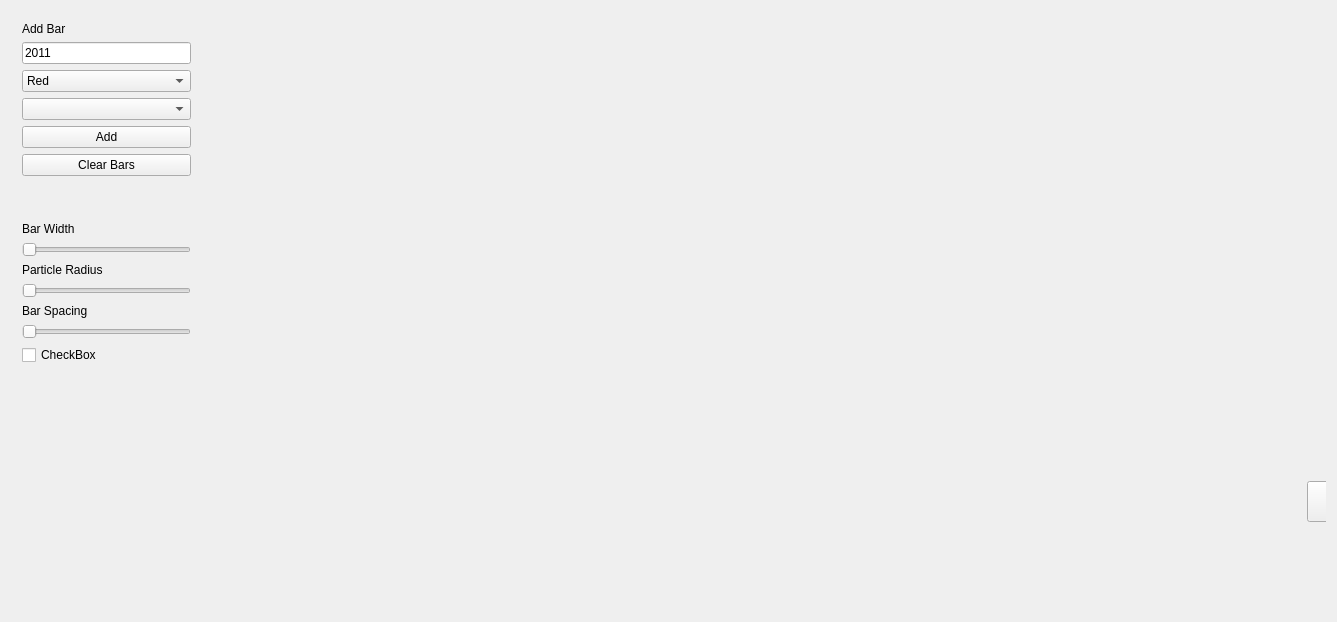
Qt form talespin/mainwindow.ui (kayson/talespin) before a commit.
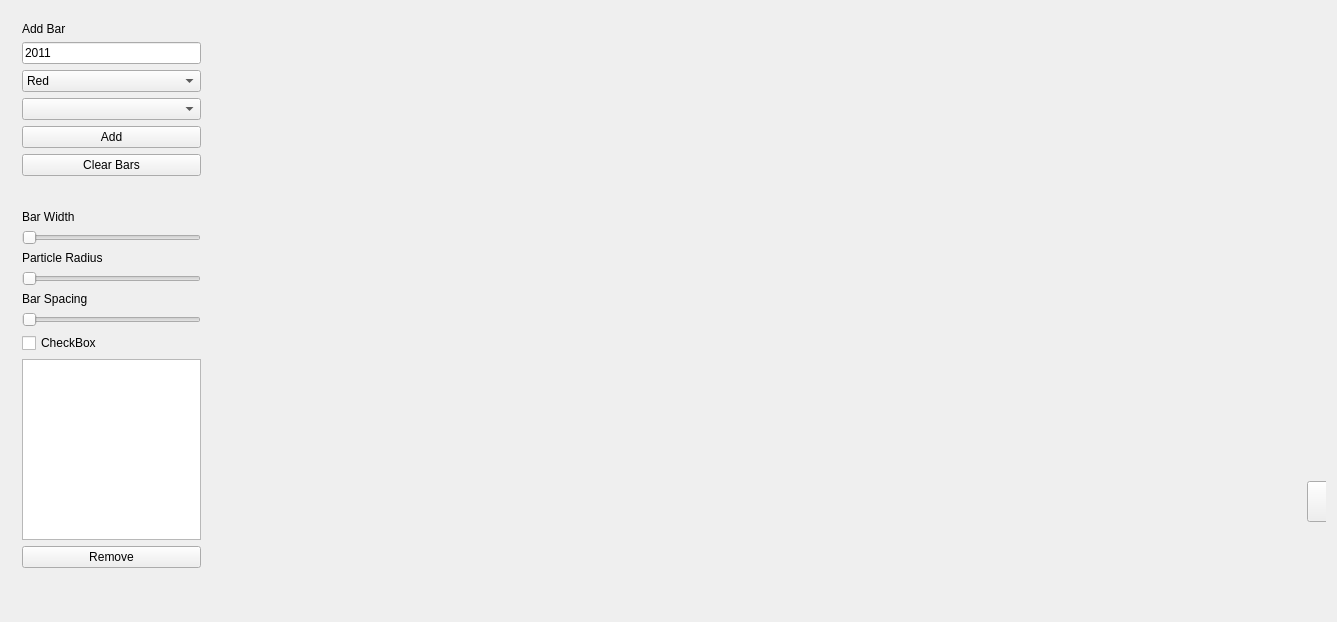
The same form after that commit. Custom widgets are drawn as their Qt base class.

The edit to the form file:
```diff
--- a/talespin/mainwindow.ui
+++ b/talespin/mainwindow.ui
@@ -70,8 +70,8 @@
         <rect>
          <x>0</x>
          <y>0</y>
-         <width>191</width>
-         <height>601</height>
+         <width>201</width>
+         <height>596</height>
         </rect>
        </property>
        <layout class="QVBoxLayout" name="verticalLayout">
@@ -250,6 +250,16 @@
           </property>
          </widget>
         </item>
+        <item>
+         <widget class="QListWidget" name="listWidget"/>
+        </item>
+        <item>
+         <widget class="QPushButton" name="pushButton_3">
+          <property name="text">
+           <string>Remove</string>
+          </property>
+         </widget>
+        </item>
         <item>
          <spacer name="verticalSpacer">
           <property name="orientation">
```
